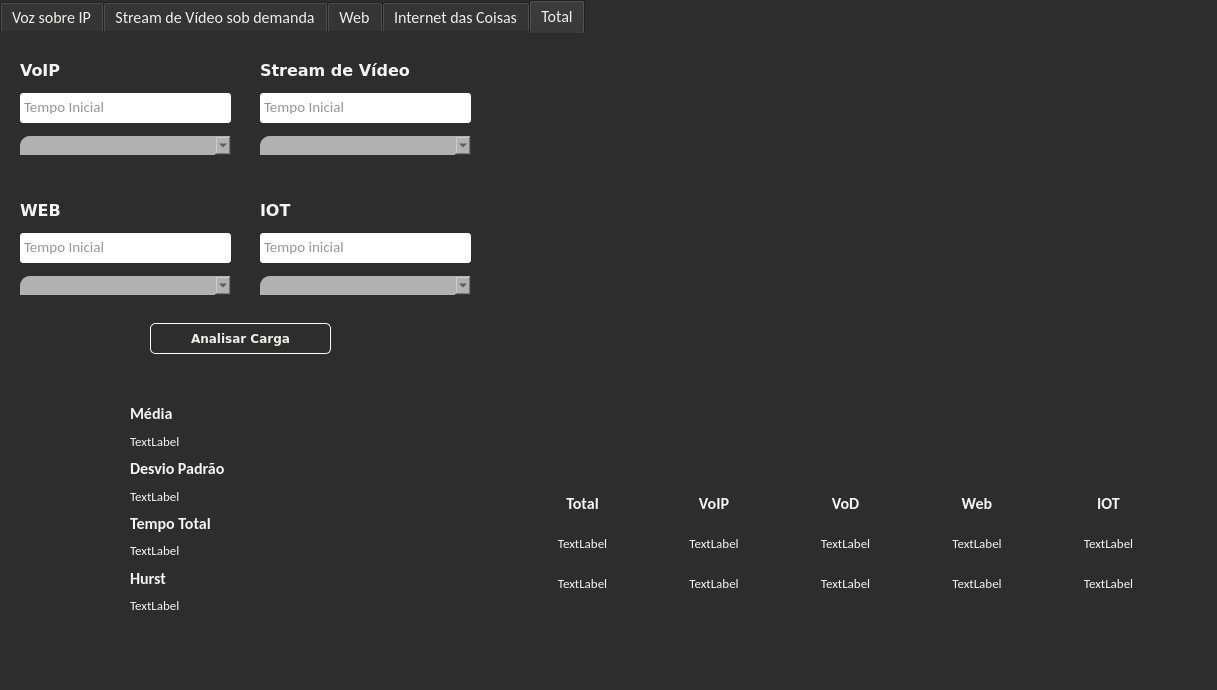
Qt form GUI/Charge_generator/mainwindow.ui (notopoloko/Eros) before a commit.
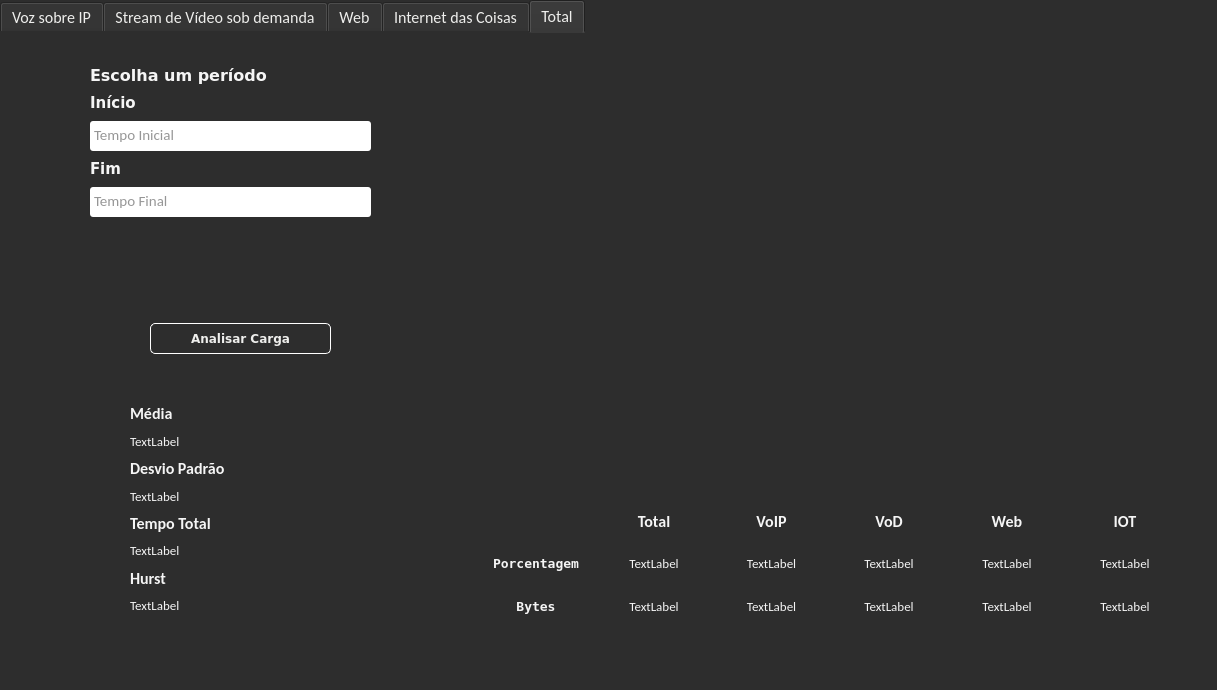
The same form after that commit. Icons and pictures are not drawn.

The edit to the form file:
```diff
--- a/GUI/Charge_generator/mainwindow.ui
+++ b/GUI/Charge_generator/mainwindow.ui
@@ -1968,10 +1968,10 @@
      <widget class="QWidget" name="voipTotalParam" native="true">
       <property name="geometry">
        <rect>
-        <x>20</x>
-        <y>20</y>
-        <width>211</width>
-        <height>111</height>
+        <x>90</x>
+        <y>30</y>
+        <width>281</width>
+        <height>161</height>
        </rect>
       </property>
       <widget class="QWidget" name="verticalLayoutWidget_14">
@@ -1979,8 +1979,8 @@
         <rect>
          <x>0</x>
          <y>0</y>
-         <width>211</width>
-         <height>111</height>
+         <width>281</width>
+         <height>161</height>
         </rect>
        </property>
        <layout class="QVBoxLayout" name="verticalLayout_5">
@@ -2004,81 +2004,10 @@
            <string notr="true">color: rgb(245, 245, 245);</string>
           </property>
           <property name="text">
-           <string>VoIP</string>
+           <string>Escolha um período</string>
           </property>
          </widget>
         </item>
-        <item>
-         <widget class="QTextEdit" name="tempoInicialVoIP">
-          <property name="enabled">
-           <bool>true</bool>
-          </property>
-          <property name="maximumSize">
-           <size>
-            <width>16777215</width>
-            <height>30</height>
-           </size>
-          </property>
-          <property name="font">
-           <font>
-            <family>Calibri</family>
-            <pointsize>11</pointsize>
-           </font>
-          </property>
-          <property name="styleSheet">
-           <string notr="true">background-color: rgb(255,255,255);
-color: rgb(45,45,45);
-border-radius: 3px;
-</string>
-          </property>
-          <property name="inputMethodHints">
-           <set>Qt::ImhDigitsOnly</set>
-          </property>
-          <property name="placeholderText">
-           <string notr="true">Tempo Inicial</string>
-          </property>
-         </widget>
-        </item>
-        <item>
-         <widget class="QComboBox" name="numeroCarga_2">
-          <property name="font">
-           <font>
-            <family>Calibri</family>
-            <pointsize>10</pointsize>
-            <weight>75</weight>
-            <bold>true</bold>
-           </font>
-          </property>
-          <property name="styleSheet">
-           <string notr="true">border-top-left-radius: 10px;
-color: rgb(43, 43, 43);
-background-color: rgb(177, 177, 177);
-</string>
-          </property>
-         </widget>
-        </item>
-       </layout>
-      </widget>
-     </widget>
-     <widget class="QWidget" name="streamTotalParam" native="true">
-      <property name="geometry">
-       <rect>
-        <x>260</x>
-        <y>20</y>
-        <width>211</width>
-        <height>111</height>
-       </rect>
-      </property>
-      <widget class="QWidget" name="verticalLayoutWidget_15">
-       <property name="geometry">
-        <rect>
-         <x>0</x>
-         <y>0</y>
-         <width>211</width>
-         <height>111</height>
-        </rect>
-       </property>
-       <layout class="QVBoxLayout" name="verticalLayout_6">
         <item>
          <widget class="QLabel" name="label_33">
           <property name="maximumSize">
@@ -2090,7 +2019,7 @@
           <property name="font">
            <font>
             <family>DejaVu Sans</family>
-            <pointsize>12</pointsize>
+            <pointsize>11</pointsize>
             <weight>75</weight>
             <bold>true</bold>
            </font>
@@ -2099,12 +2028,12 @@
            <string notr="true">color: rgb(245, 245, 245);</string>
           </property>
           <property name="text">
-           <string>Stream de Vídeo</string>
+           <string>Início</string>
           </property>
          </widget>
         </item>
         <item>
-         <widget class="QTextEdit" name="tempoInicialVideo">
+         <widget class="QTextEdit" name="tempoInicialTotal">
           <property name="enabled">
            <bool>true</bool>
           </property>
@@ -2134,141 +2063,6 @@
           </property>
          </widget>
         </item>
-        <item>
-         <widget class="QComboBox" name="numeroCarga_5">
-          <property name="font">
-           <font>
-            <family>Calibri</family>
-            <pointsize>10</pointsize>
-            <weight>75</weight>
-            <bold>true</bold>
-           </font>
-          </property>
-          <property name="styleSheet">
-           <string notr="true">border-top-left-radius: 10px;
-color: rgb(43, 43, 43);
-background-color: rgb(177, 177, 177);
-</string>
-          </property>
-         </widget>
-        </item>
-       </layout>
-      </widget>
-     </widget>
-     <widget class="QWidget" name="iotTotalParam" native="true">
-      <property name="geometry">
-       <rect>
-        <x>260</x>
-        <y>160</y>
-        <width>211</width>
-        <height>111</height>
-       </rect>
-      </property>
-      <widget class="QWidget" name="verticalLayoutWidget_17">
-       <property name="geometry">
-        <rect>
-         <x>0</x>
-         <y>0</y>
-         <width>211</width>
-         <height>111</height>
-        </rect>
-       </property>
-       <layout class="QVBoxLayout" name="verticalLayout_8">
-        <item>
-         <widget class="QLabel" name="label_35">
-          <property name="maximumSize">
-           <size>
-            <width>16777215</width>
-            <height>20</height>
-           </size>
-          </property>
-          <property name="font">
-           <font>
-            <family>DejaVu Sans</family>
-            <pointsize>12</pointsize>
-            <weight>75</weight>
-            <bold>true</bold>
-           </font>
-          </property>
-          <property name="styleSheet">
-           <string notr="true">color: rgb(245, 245, 245);</string>
-          </property>
-          <property name="text">
-           <string>IOT</string>
-          </property>
-         </widget>
-        </item>
-        <item>
-         <widget class="QTextEdit" name="tempoInicialIOT">
-          <property name="enabled">
-           <bool>true</bool>
-          </property>
-          <property name="maximumSize">
-           <size>
-            <width>16777215</width>
-            <height>30</height>
-           </size>
-          </property>
-          <property name="font">
-           <font>
-            <family>Calibri</family>
-            <pointsize>11</pointsize>
-           </font>
-          </property>
-          <property name="styleSheet">
-           <string notr="true">background-color: rgb(255,255,255);
-color: rgb(45,45,45);
-border-radius: 3px;
-</string>
-          </property>
-          <property name="inputMethodHints">
-           <set>Qt::ImhDigitsOnly</set>
-          </property>
-          <property name="placeholderText">
-           <string notr="true">Tempo inicial</string>
-          </property>
-         </widget>
-        </item>
-        <item>
-         <widget class="QComboBox" name="numeroCarga_4">
-          <property name="font">
-           <font>
-            <family>Calibri</family>
-            <pointsize>10</pointsize>
-            <weight>75</weight>
-            <bold>true</bold>
-           </font>
-          </property>
-          <property name="styleSheet">
-           <string notr="true">border-top-left-radius: 10px;
-color: rgb(43, 43, 43);
-background-color: rgb(177, 177, 177);
-</string>
-          </property>
-         </widget>
-        </item>
-       </layout>
-      </widget>
-     </widget>
-     <widget class="QWidget" name="webTotalParams" native="true">
-      <property name="geometry">
-       <rect>
-        <x>20</x>
-        <y>160</y>
-        <width>211</width>
-        <height>111</height>
-       </rect>
-      </property>
-      <widget class="QWidget" name="verticalLayoutWidget_16">
-       <property name="geometry">
-        <rect>
-         <x>0</x>
-         <y>0</y>
-         <width>211</width>
-         <height>111</height>
-        </rect>
-       </property>
-       <layout class="QVBoxLayout" name="verticalLayout_7">
         <item>
          <widget class="QLabel" name="label_34">
           <property name="maximumSize">
@@ -2280,7 +2074,7 @@
           <property name="font">
            <font>
             <family>DejaVu Sans</family>
-            <pointsize>12</pointsize>
+            <pointsize>11</pointsize>
             <weight>75</weight>
             <bold>true</bold>
            </font>
@@ -2289,12 +2083,12 @@
            <string notr="true">color: rgb(245, 245, 245);</string>
           </property>
           <property name="text">
-           <string>WEB</string>
+           <string>Fim</string>
           </property>
          </widget>
         </item>
         <item>
-         <widget class="QTextEdit" name="tempoInicialWEB">
+         <widget class="QTextEdit" name="tempoFinalTotal">
           <property name="enabled">
            <bool>true</bool>
           </property>
@@ -2320,25 +2114,7 @@
            <set>Qt::ImhDigitsOnly</set>
           </property>
           <property name="placeholderText">
-           <string notr="true">Tempo Inicial</string>
-          </property>
-         </widget>
-        </item>
-        <item>
-         <widget class="QComboBox" name="numeroCarga_3">
-          <property name="font">
-           <font>
-            <family>Calibri</family>
-            <pointsize>10</pointsize>
-            <weight>75</weight>
-            <bold>true</bold>
-           </font>
-          </property>
-          <property name="styleSheet">
-           <string notr="true">border-top-left-radius: 10px;
-color: rgb(43, 43, 43);
-background-color: rgb(177, 177, 177);
-</string>
+           <string notr="true">Tempo Final</string>
           </property>
          </widget>
         </item>
@@ -2506,9 +2282,9 @@
      <widget class="QWidget" name="widget" native="true">
       <property name="geometry">
        <rect>
-        <x>520</x>
-        <y>450</y>
-        <width>651</width>
+        <x>480</x>
+        <y>470</y>
+        <width>701</width>
         <height>121</height>
        </rect>
       </property>
@@ -2517,12 +2293,85 @@
         <rect>
          <x>0</x>
          <y>0</y>
-         <width>651</width>
-         <height>41</height>
+         <width>701</width>
+         <height>121</height>
         </rect>
        </property>
        <layout class="QHBoxLayout" name="horizontalLayout">
         <item>
+         <layout class="QVBoxLayout" name="verticalLayout_7">
+          <item>
+           <widget class="QLabel" name="label_47">
+            <property name="font">
+             <font>
+              <family>Calibri</family>
+              <pointsize>10</pointsize>
+             </font>
+            </property>
+            <property name="styleSheet">
+             <string notr="true">color: rgb(245,245,245)</string>
+            </property>
+            <property name="text">
+             <string/>
+            </property>
+            <property name="alignment">
+             <set>Qt::AlignCenter</set>
+            </property>
+           </widget>
+          </item>
+          <item>
+           <widget class="QLabel" name="label_48">
+            <property name="sizePolicy">
+             <sizepolicy hsizetype="Minimum" vsizetype="Preferred">
+              <horstretch>0</horstretch>
+              <verstretch>0</verstretch>
+             </sizepolicy>
+            </property>
+            <property name="font">
+             <font>
+              <family>DejaVu Sans Mono</family>
+              <pointsize>10</pointsize>
+              <weight>75</weight>
+              <bold>true</bold>
+             </font>
+            </property>
+            <property name="styleSheet">
+             <string notr="true">color: rgb(245,245,245)</string>
+            </property>
+            <property name="text">
+             <string>Porcentagem</string>
+            </property>
+            <property name="alignment">
+             <set>Qt::AlignCenter</set>
+            </property>
+           </widget>
+          </item>
+          <item>
+           <widget class="QLabel" name="label_35">
+            <property name="font">
+             <font>
+              <family>DejaVu Sans Mono</family>
+              <pointsize>10</pointsize>
+              <weight>75</weight>
+              <bold>true</bold>
+             </font>
+            </property>
+            <property name="styleSheet">
+             <string notr="true">color: rgb(245,245,245)</string>
+            </property>
+            <property name="text">
+             <string>Bytes</string>
+            </property>
+            <property name="alignment">
+             <set>Qt::AlignCenter</set>
+            </property>
+           </widget>
+          </item>
+         </layout>
+        </item>
+        <item>
+         <layout class="QVBoxLayout" name="verticalLayout_6">
+          <item>
          <widget class="QLabel" name="label_42">
           <property name="font">
            <font>
@@ -2544,6 +2393,48 @@
          </widget>
         </item>
         <item>
+           <widget class="QLabel" name="percentTotal">
+            <property name="font">
+             <font>
+              <family>Calibri</family>
+              <pointsize>10</pointsize>
+             </font>
+            </property>
+            <property name="styleSheet">
+             <string notr="true">color: rgb(245,245,245)</string>
+            </property>
+            <property name="text">
+             <string>TextLabel</string>
+            </property>
+            <property name="alignment">
+             <set>Qt::AlignCenter</set>
+            </property>
+           </widget>
+          </item>
+          <item>
+           <widget class="QLabel" name="bytesTotal">
+            <property name="font">
+             <font>
+              <family>Calibri</family>
+              <pointsize>10</pointsize>
+             </font>
+            </property>
+            <property name="styleSheet">
+             <string notr="true">color: rgb(245,245,245)</string>
+            </property>
+            <property name="text">
+             <string>TextLabel</string>
+            </property>
+            <property name="alignment">
+             <set>Qt::AlignCenter</set>
+            </property>
+           </widget>
+          </item>
+         </layout>
+        </item>
+        <item>
+         <layout class="QVBoxLayout" name="verticalLayout_8">
+          <item>
          <widget class="QLabel" name="label_41">
           <property name="font">
            <font>
@@ -2565,6 +2456,48 @@
          </widget>
         </item>
         <item>
+           <widget class="QLabel" name="percentVoip">
+            <property name="font">
+             <font>
+              <family>Calibri</family>
+              <pointsize>10</pointsize>
+             </font>
+            </property>
+            <property name="styleSheet">
+             <string notr="true">color: rgb(245,245,245)</string>
+            </property>
+            <property name="text">
+             <string>TextLabel</string>
+            </property>
+            <property name="alignment">
+             <set>Qt::AlignCenter</set>
+            </property>
+           </widget>
+          </item>
+          <item>
+           <widget class="QLabel" name="byteVoip">
+            <property name="font">
+             <font>
+              <family>Calibri</family>
+              <pointsize>10</pointsize>
+             </font>
+            </property>
+            <property name="styleSheet">
+             <string notr="true">color: rgb(245,245,245)</string>
+            </property>
+            <property name="text">
+             <string>TextLabel</string>
+            </property>
+            <property name="alignment">
+             <set>Qt::AlignCenter</set>
+            </property>
+           </widget>
+          </item>
+         </layout>
+        </item>
+        <item>
+         <layout class="QVBoxLayout" name="verticalLayout_10">
+          <item>
          <widget class="QLabel" name="label_43">
           <property name="font">
            <font>
@@ -2586,98 +2519,6 @@
          </widget>
         </item>
         <item>
-         <widget class="QLabel" name="label_44">
-          <property name="font">
-           <font>
-            <family>Calibri</family>
-            <pointsize>12</pointsize>
-            <weight>75</weight>
-            <bold>true</bold>
-           </font>
-          </property>
-          <property name="styleSheet">
-           <string notr="true">color: rgb(245,245,245);</string>
-          </property>
-          <property name="text">
-           <string>Web</string>
-          </property>
-          <property name="alignment">
-           <set>Qt::AlignCenter</set>
-          </property>
-         </widget>
-        </item>
-        <item>
-         <widget class="QLabel" name="label_45">
-          <property name="font">
-           <font>
-            <family>Calibri</family>
-            <pointsize>12</pointsize>
-            <weight>75</weight>
-            <bold>true</bold>
-           </font>
-          </property>
-          <property name="styleSheet">
-           <string notr="true">color: rgb(245,245,245);</string>
-          </property>
-          <property name="text">
-           <string>IOT</string>
-          </property>
-          <property name="alignment">
-           <set>Qt::AlignCenter</set>
-          </property>
-         </widget>
-        </item>
-       </layout>
-      </widget>
-      <widget class="QWidget" name="horizontalLayoutWidget_2">
-       <property name="geometry">
-        <rect>
-         <x>0</x>
-         <y>40</y>
-         <width>651</width>
-         <height>41</height>
-        </rect>
-       </property>
-       <layout class="QHBoxLayout" name="horizontalLayout_2">
-        <item>
-         <widget class="QLabel" name="percentTotal">
-          <property name="font">
-           <font>
-            <family>Calibri</family>
-            <pointsize>10</pointsize>
-           </font>
-          </property>
-          <property name="styleSheet">
-           <string notr="true">color: rgb(245,245,245)</string>
-          </property>
-          <property name="text">
-           <string>TextLabel</string>
-          </property>
-          <property name="alignment">
-           <set>Qt::AlignCenter</set>
-          </property>
-         </widget>
-        </item>
-        <item>
-         <widget class="QLabel" name="percentVoip">
-          <property name="font">
-           <font>
-            <family>Calibri</family>
-            <pointsize>10</pointsize>
-           </font>
-          </property>
-          <property name="styleSheet">
-           <string notr="true">color: rgb(245,245,245)</string>
-          </property>
-          <property name="text">
-           <string>TextLabel</string>
-          </property>
-          <property name="alignment">
-           <set>Qt::AlignCenter</set>
-          </property>
-         </widget>
-        </item>
-        <item>
          <widget class="QLabel" name="percentVoD">
           <property name="font">
            <font>
@@ -2697,94 +2538,6 @@
          </widget>
         </item>
         <item>
-         <widget class="QLabel" name="percentWeb">
-          <property name="font">
-           <font>
-            <family>Calibri</family>
-            <pointsize>10</pointsize>
-           </font>
-          </property>
-          <property name="styleSheet">
-           <string notr="true">color: rgb(245,245,245)</string>
-          </property>
-          <property name="text">
-           <string>TextLabel</string>
-          </property>
-          <property name="alignment">
-           <set>Qt::AlignCenter</set>
-          </property>
-         </widget>
-        </item>
-        <item>
-         <widget class="QLabel" name="percentIOT">
-          <property name="font">
-           <font>
-            <family>Calibri</family>
-            <pointsize>10</pointsize>
-           </font>
-          </property>
-          <property name="styleSheet">
-           <string notr="true">color: rgb(245,245,245)</string>
-          </property>
-          <property name="text">
-           <string>TextLabel</string>
-          </property>
-          <property name="alignment">
-           <set>Qt::AlignCenter</set>
-          </property>
-         </widget>
-        </item>
-       </layout>
-      </widget>
-      <widget class="QWidget" name="horizontalLayoutWidget_3">
-       <property name="geometry">
-        <rect>
-         <x>0</x>
-         <y>80</y>
-         <width>651</width>
-         <height>41</height>
-        </rect>
-       </property>
-       <layout class="QHBoxLayout" name="horizontalLayout_3">
-        <item>
-         <widget class="QLabel" name="bytesTotal">
-          <property name="font">
-           <font>
-            <family>Calibri</family>
-            <pointsize>10</pointsize>
-           </font>
-          </property>
-          <property name="styleSheet">
-           <string notr="true">color: rgb(245,245,245)</string>
-          </property>
-          <property name="text">
-           <string>TextLabel</string>
-          </property>
-          <property name="alignment">
-           <set>Qt::AlignCenter</set>
-          </property>
-         </widget>
-        </item>
-        <item>
-         <widget class="QLabel" name="byteVoip">
-          <property name="font">
-           <font>
-            <family>Calibri</family>
-            <pointsize>10</pointsize>
-           </font>
-          </property>
-          <property name="styleSheet">
-           <string notr="true">color: rgb(245,245,245)</string>
-          </property>
-          <property name="text">
-           <string>TextLabel</string>
-          </property>
-          <property name="alignment">
-           <set>Qt::AlignCenter</set>
-          </property>
-         </widget>
-        </item>
-        <item>
          <widget class="QLabel" name="bytesVoD">
           <property name="font">
            <font>
@@ -2803,6 +2556,50 @@
           </property>
          </widget>
         </item>
+         </layout>
+        </item>
+        <item>
+         <layout class="QVBoxLayout" name="verticalLayout_11">
+          <item>
+           <widget class="QLabel" name="label_44">
+            <property name="font">
+             <font>
+              <family>Calibri</family>
+              <pointsize>12</pointsize>
+              <weight>75</weight>
+              <bold>true</bold>
+             </font>
+            </property>
+            <property name="styleSheet">
+             <string notr="true">color: rgb(245,245,245);</string>
+            </property>
+            <property name="text">
+             <string>Web</string>
+            </property>
+            <property name="alignment">
+             <set>Qt::AlignCenter</set>
+            </property>
+           </widget>
+          </item>
+          <item>
+           <widget class="QLabel" name="percentWeb">
+            <property name="font">
+             <font>
+              <family>Calibri</family>
+              <pointsize>10</pointsize>
+             </font>
+            </property>
+            <property name="styleSheet">
+             <string notr="true">color: rgb(245,245,245)</string>
+            </property>
+            <property name="text">
+             <string>TextLabel</string>
+            </property>
+            <property name="alignment">
+             <set>Qt::AlignCenter</set>
+            </property>
+           </widget>
+          </item>
         <item>
          <widget class="QLabel" name="bytesWeb">
           <property name="font">
@@ -2822,6 +2619,50 @@
           </property>
          </widget>
         </item>
+         </layout>
+        </item>
+        <item>
+         <layout class="QVBoxLayout" name="verticalLayout_12">
+          <item>
+           <widget class="QLabel" name="label_45">
+            <property name="font">
+             <font>
+              <family>Calibri</family>
+              <pointsize>12</pointsize>
+              <weight>75</weight>
+              <bold>true</bold>
+             </font>
+            </property>
+            <property name="styleSheet">
+             <string notr="true">color: rgb(245,245,245);</string>
+            </property>
+            <property name="text">
+             <string>IOT</string>
+            </property>
+            <property name="alignment">
+             <set>Qt::AlignCenter</set>
+            </property>
+           </widget>
+          </item>
+          <item>
+           <widget class="QLabel" name="percentIOT">
+            <property name="font">
+             <font>
+              <family>Calibri</family>
+              <pointsize>10</pointsize>
+             </font>
+            </property>
+            <property name="styleSheet">
+             <string notr="true">color: rgb(245,245,245)</string>
+            </property>
+            <property name="text">
+             <string>TextLabel</string>
+            </property>
+            <property name="alignment">
+             <set>Qt::AlignCenter</set>
+            </property>
+           </widget>
+          </item>
         <item>
          <widget class="QLabel" name="bytesIOT">
           <property name="font">
@@ -2840,6 +2681,8 @@
            <set>Qt::AlignCenter</set>
           </property>
          </widget>
+          </item>
+         </layout>
         </item>
        </layout>
       </widget>
```
Left out of the diff: 209 changed lines with no effect on the pictures. Lines whose indentation alone changed are shown as unchanged.
